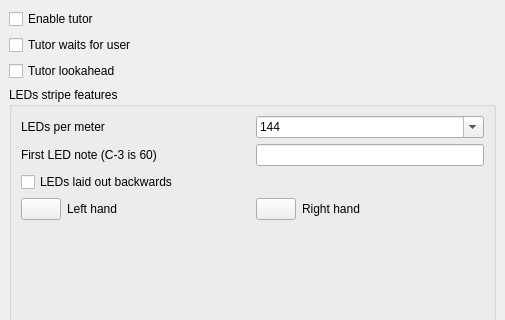
This is mscore/pianotutorpanel.ui in ronaldpratanata/MuseScore as Qt 5 draws it before an edit; both pictures show x 0 to 505 and y 0 to 320 of the 505 by 576 pixel window. The edited form follows.
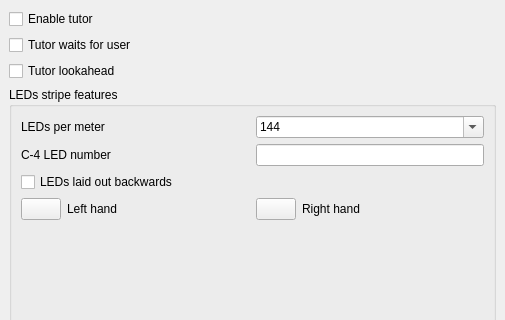
This is the edited form.

Commit message: Piano Tutor: fully working tutor panel widgets.

What changed in the file:
```diff
--- a/mscore/pianotutorpanel.ui
+++ b/mscore/pianotutorpanel.ui
@@ -88,7 +88,7 @@
            <item>
             <widget class="QLabel" name="label">
              <property name="text">
-              <string>First LED note (C-3 is 60)</string>
+              <string>C-4 LED number</string>
              </property>
             </widget>
            </item>
```
Left out of the diff: 5 changed lines with no effect on the pictures. The commit also changes 7 other files.
